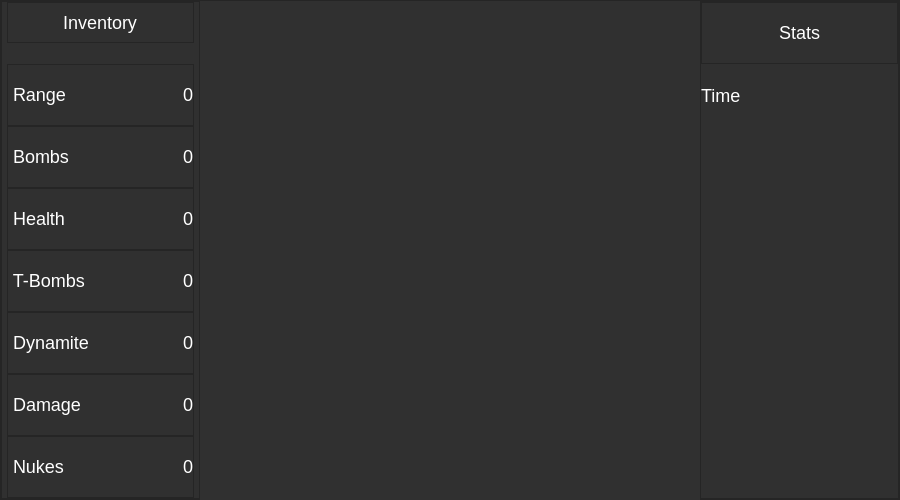
Old version of the form mainwindow.ui in the repository PyFlat-Studios-JR/Plant-The-Bomb.
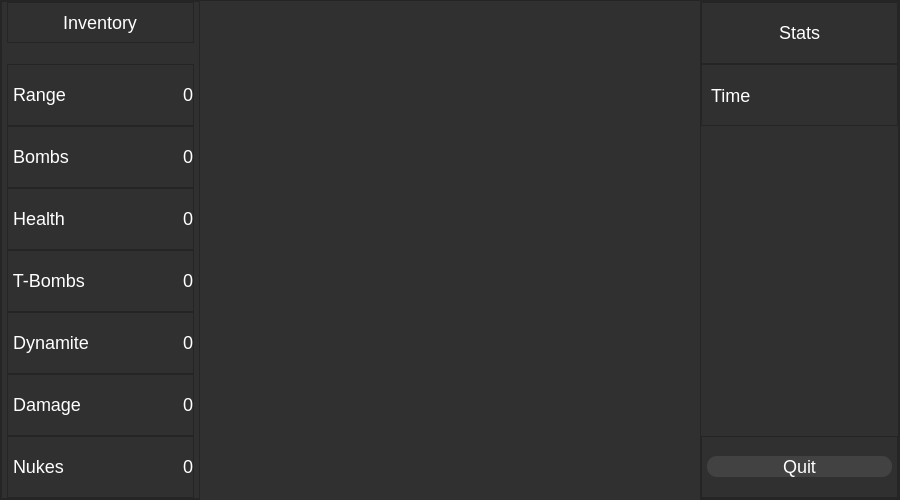
New version of the form. The open tabs and pages were chosen to show the change. Icons and pictures are not drawn. Custom widgets are drawn as their Qt base class.

Commit message: quit_button

What changed in the file:
```diff
--- a/mainwindow.ui
+++ b/mainwindow.ui
@@ -104,9 +104,47 @@
 QHeaderView::section{
     background: #303030;
     border: 0;
+    padding-bottom: 15px;
+    border-bottom: 2px solid white;
 }
-QTableView{
+QTableView, QTableView::item{
     border: 0;
+}
+QPushButton#quit_button{
+    background: #424242;
+    border-radius: 10px;
+}
+
+QPushButton#play{
+    background: #424242;
+    border-radius: 17px;
+    margin-top: 8px;
+    margin-bottom: 8px;
+}
+QPushButton#play:hover, QPushButton#quit_button:hover{
+    background: #212121;
+}
+QScrollBar::sub-line:vertical, QScrollBar::add-line:vertical {
+    border: 0;
+    background: none;
+}
+
+QScrollBar::handle:vertical{
+    background: white;
+    border: 0;
+    border-radius: 5px;
+}
+
+QScrollBar::sub-page:vertical, QScrollBar::add-page:vertical{
+    background: #313131;
+}
+
+QTableWidget QScrollBar{
+    width: 20px;
+    margin-top: 60px;
+    margin-left: 10px;
+    border: 0;
+    padding: 0;
 }</string>
   </property>
   <widget class="QWidget" name="centralwidget">
@@ -1420,10 +1458,22 @@
                </widget>
               </item>
               <item>
-               <widget class="QLabel" name="time_label">
-                <property name="text">
-                 <string>Time</string>
+               <widget class="QFrame" name="frame">
+                <property name="frameShape">
+                 <enum>QFrame::StyledPanel</enum>
                 </property>
+                <property name="frameShadow">
+                 <enum>QFrame::Raised</enum>
+                </property>
+                <layout class="QHBoxLayout" name="horizontalLayout_11">
+                 <item>
+                  <widget class="QLabel" name="time_label">
+                   <property name="text">
+                    <string>Time</string>
+                   </property>
+                  </widget>
+                 </item>
+                </layout>
                </widget>
               </item>
               <item>
@@ -1462,10 +1512,34 @@
                </widget>
               </item>
               <item>
-               <widget class="QLabel" name="label_10">
-                <property name="text">
-                 <string/>
+               <widget class="QFrame" name="frame_2">
+                <property name="frameShape">
+                 <enum>QFrame::StyledPanel</enum>
                 </property>
+                <property name="frameShadow">
+                 <enum>QFrame::Raised</enum>
+                </property>
+                <layout class="QHBoxLayout" name="horizontalLayout_18">
+                 <property name="leftMargin">
+                  <number>5</number>
+                 </property>
+                 <property name="topMargin">
+                  <number>0</number>
+                 </property>
+                 <property name="rightMargin">
+                  <number>5</number>
+                 </property>
+                 <property name="bottomMargin">
+                  <number>0</number>
+                 </property>
+                 <item>
+                  <widget class="QPushButton" name="quit_button">
+                   <property name="text">
+                    <string>Quit</string>
+                   </property>
+                  </widget>
+                 </item>
+                </layout>
                </widget>
               </item>
              </layout>
```
Left out of the diff: 4 changed lines with no effect on the pictures. The commit also changes 2 other files.
